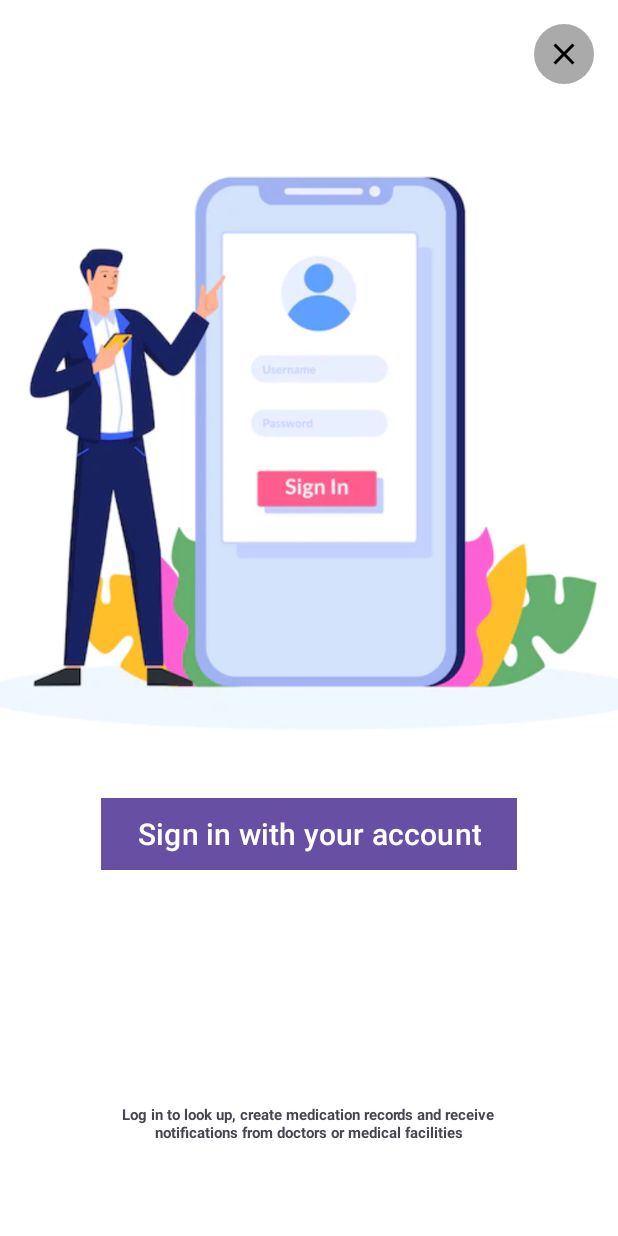
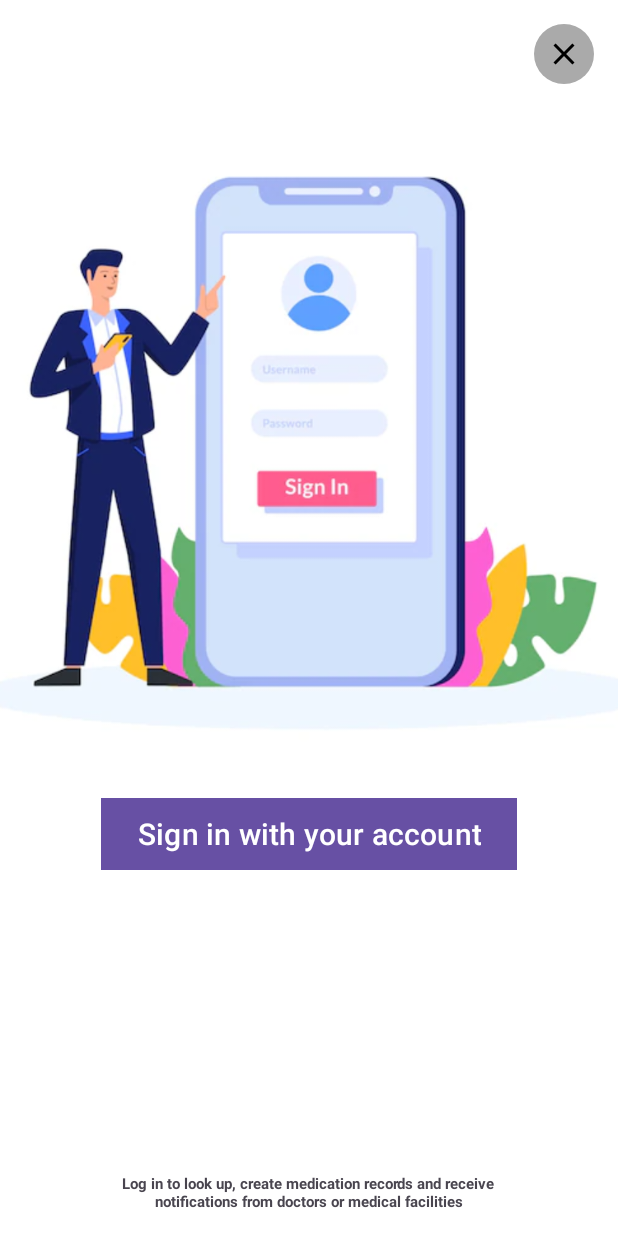
Before and after one commit to quyettc1112/DrugBank, an Android app: the layout dialog_login.xml on its own in the app's theme, with its tools: preview values and no code run, on a phone screen of 412 x 824 dp. Run offline under Robolectric (Android 15) with nearby library versions, the light colour scheme and no system bars.

Commit message:
Logic Popup Login Banner

```diff
--- a/app/src/main/res/layout/dialog_login.xml
+++ b/app/src/main/res/layout/dialog_login.xml
@@ -34,8 +34,8 @@
         app:layout_constraintStart_toStartOf="parent" />
 
     <TextView
+        android:layout_width="250dp"
         android:layout_marginBottom="16dp"
-        android:layout_width="250dp"
         android:layout_height="wrap_content"
         android:text="Log in to look up, create medication records and receive notifications from doctors or medical facilities"
         android:textAlignment="center"
@@ -45,8 +45,8 @@
         app:layout_constraintEnd_toEndOf="parent"
         app:layout_constraintHorizontal_bias="0.496"
         app:layout_constraintStart_toStartOf="parent"
-        app:layout_constraintTop_toTopOf="@+id/imageView"
-        app:layout_constraintVertical_bias="0.941">
+
+        app:layout_constraintVertical_bias="0.92">
 
     </TextView>
 
```
